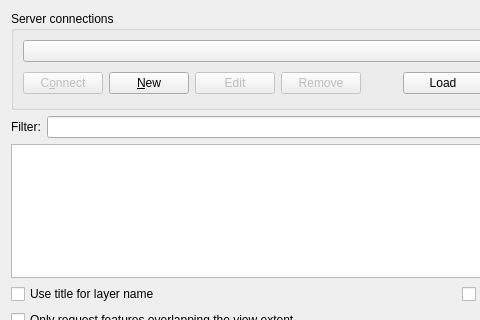
Old version of the form src/ui/qgswfssourceselectbase.ui in the repository carsmie/QGIS; both pictures show x 0 to 480 and y 0 to 320 of the 592 by 439 pixel window.
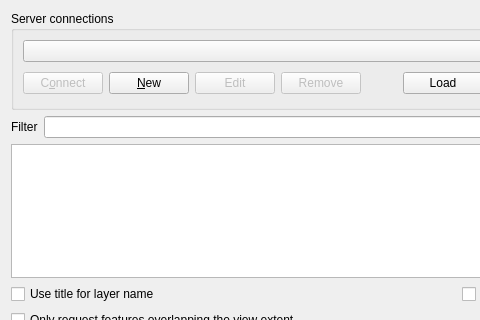
New version of the form.

```diff
--- a/src/ui/qgswfssourceselectbase.ui
+++ b/src/ui/qgswfssourceselectbase.ui
@@ -149,7 +149,7 @@
         <bool>true</bool>
        </property>
        <property name="text">
-        <string>Filter:</string>
+        <string>Filter</string>
        </property>
        <property name="buddy">
         <cstring>lineFilter</cstring>
```
